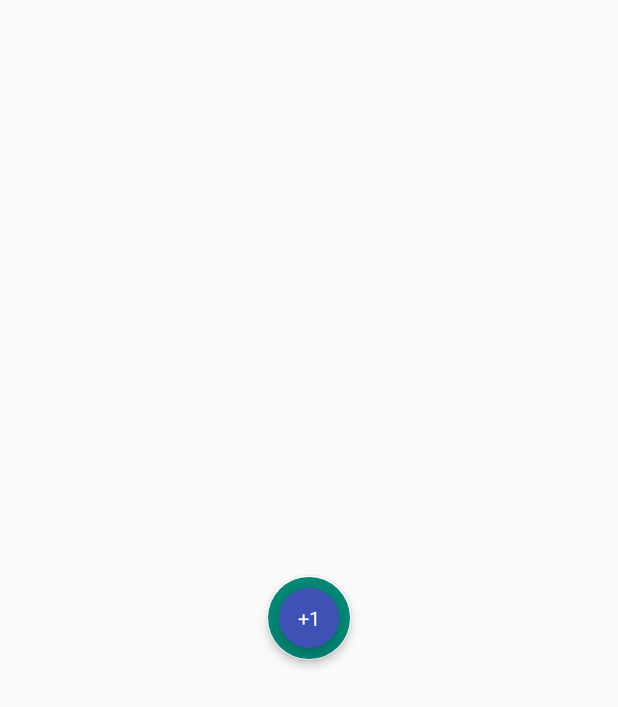
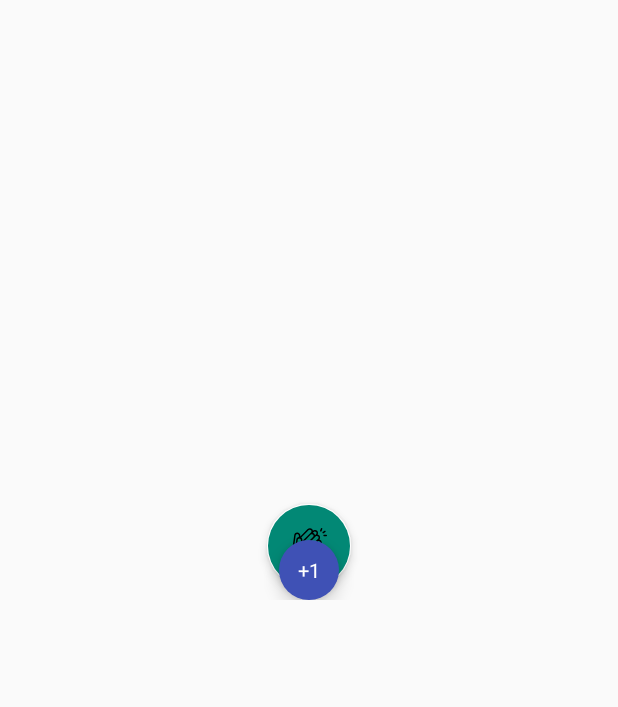
Before and after one commit to wajahatkarim3/MediumClap-Android, an Android app: the layout clap_fab_layout.xml on its own in the app's theme, with its tools: preview values and no code run, on a phone screen of 412 x 824 dp. Shown: the top 707 px of the screen. Run offline under Robolectric (Android 15) with nearby library versions, the phone set to English and light mode, and no system bars.

Commit message:
added some bottom margins in layouts

```diff
--- a/clapfab/src/main/res/layout/clap_fab_layout.xml
+++ b/clapfab/src/main/res/layout/clap_fab_layout.xml
@@ -4,13 +4,14 @@
     xmlns:tools="http://schemas.android.com/tools"
     android:orientation="vertical"
     android:layout_width="wrap_content"
-    android:layout_height="match_parent">
+    android:layout_height="400dp">
 
     <TextView
         android:id="@+id/txtCountCircle"
         android:layout_width="40dp"
         android:layout_height="40dp"
-        android:layout_centerInParent="true"
+        android:layout_centerHorizontal="true"
+        android:layout_alignParentBottom="true"
         android:background="@drawable/circle_shape_background"
         android:elevation="7dp"
         android:gravity="center"
@@ -24,7 +25,9 @@
         android:id="@+id/fabDemoClap"
         android:layout_width="wrap_content"
         android:layout_height="wrap_content"
-        android:layout_centerInParent="true"
+        android:layout_centerHorizontal="true"
+        android:layout_alignParentBottom="true"
+        android:layout_marginBottom="8dp"
         app:backgroundTint="@android:color/white"
         tools:backgroundTint="@color/colorClapIcon"
         app:elevation="4dp"
@@ -36,7 +39,9 @@
         android:id="@+id/dotsView"
         android:layout_width="wrap_content"
         android:layout_height="wrap_content"
-        android:layout_centerInParent="true"
+        android:layout_marginBottom="8dp"
+        android:layout_centerHorizontal="true"
+        android:layout_alignParentBottom="true"
         />
 
 </RelativeLayout>
```
Also changed, not shown: app/src/main/res/layout/activity_demo.xml (+9 -0 lines).
